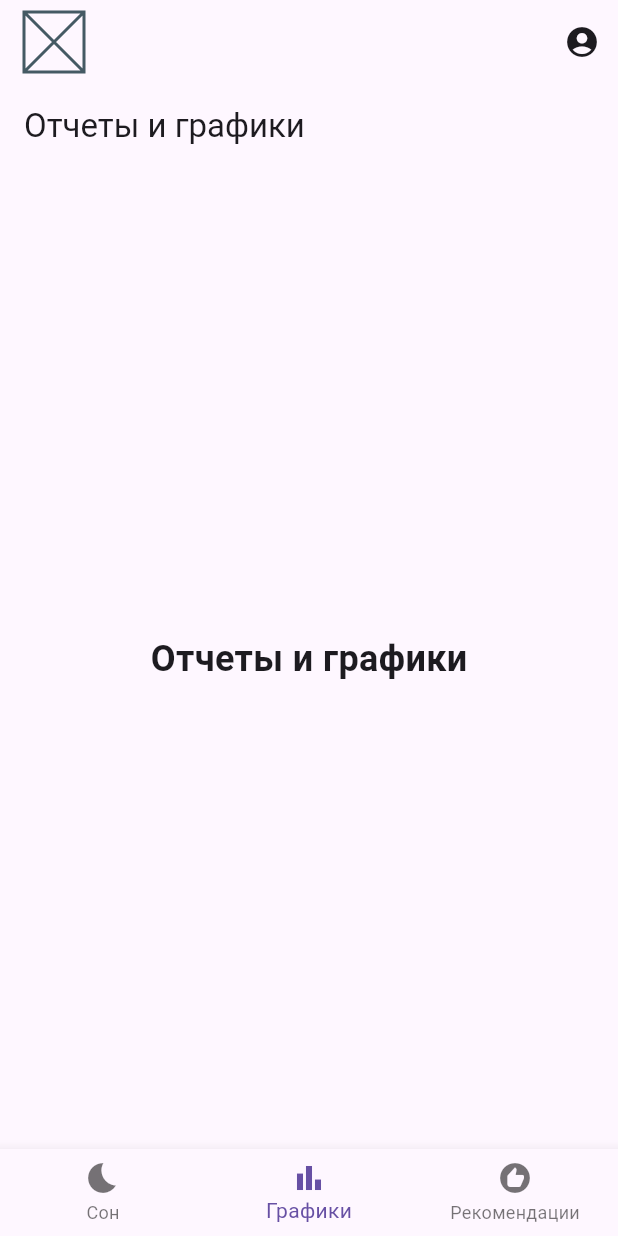
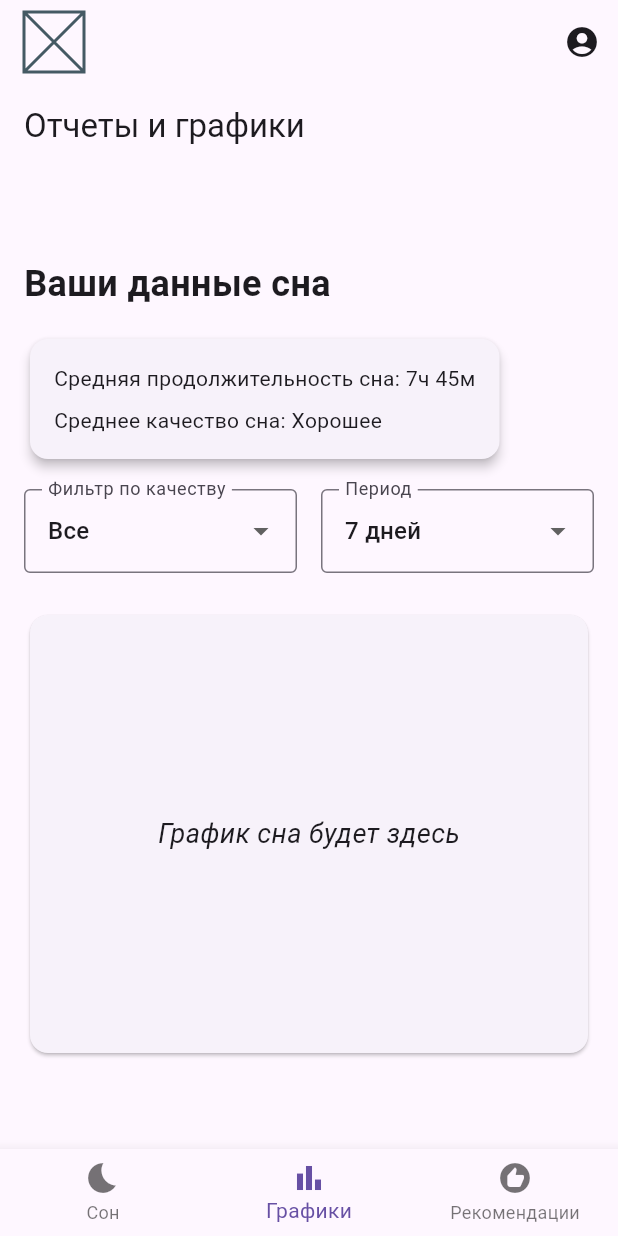
Before and after one commit to DaniilTooZir/SleepTracking_Flutter, a Flutter app: the ReportChartScreen screen opened by its route, on a phone screen of 412 x 824 dp. Run offline on Flutter 3.47's test engine with Material 3 defaults, Android fonts, the phone set to English and light mode, and no system bars; our stand-ins replace fl_chart, flutter_dotenv, go_router, supabase_flutter; accounts and stored records are empty.

Commit message:
Добавил интерфейс экрану графиков

```diff
--- a/lib/ui/screens/report_chart_screen.dart
+++ b/lib/ui/screens/report_chart_screen.dart
@@ -1,4 +1,5 @@
 import 'package:flutter/material.dart';
+import 'package:fl_chart/fl_chart.dart';
 
 class ReportChartScreen extends StatefulWidget {
   const ReportChartScreen({super.key});
@@ -10,13 +11,135 @@ class ReportChartScreen extends StatefulWidget {
 class _ReportChartScreenState extends State<ReportChartScreen> {
   @override
   Widget build(BuildContext context) {
+    final isWide = MediaQuery.of(context).size.width > 600;
+
     return Scaffold(
       appBar: AppBar(title: const Text('Отчеты и графики')),
-      body: const Center(
-        child: Text(
-          'Отчеты и графики',
-          style: TextStyle(fontSize: 24, fontWeight: FontWeight.bold),
-        ),
+      body: LayoutBuilder(
+        builder: (context, constraints) {
+          return Center(
+            child: SingleChildScrollView(
+              padding: const EdgeInsets.all(16.0),
+              child: ConstrainedBox(
+                constraints: const BoxConstraints(maxWidth: 800),
+                child: Column(
+                  crossAxisAlignment: CrossAxisAlignment.start,
+                  children: [
+                    const Text(
+                      'Ваши данные сна',
+                      style: TextStyle(
+                        fontSize: 24,
+                        fontWeight: FontWeight.bold,
+                      ),
+                    ),
+                    const SizedBox(height: 16),
+
+                    Card(
+                      elevation: 3,
+                      shape: RoundedRectangleBorder(
+                        borderRadius: BorderRadius.circular(12),
+                      ),
+                      child: Padding(
+                        padding: const EdgeInsets.all(16.0),
+                        child: Column(
+                          crossAxisAlignment: CrossAxisAlignment.start,
+                          children: const [
+                            Text('Средняя продолжительность сна: 7ч 45м'),
+                            SizedBox(height: 8),
+                            Text('Среднее качество сна: Хорошее'),
+                          ],
+                        ),
+                      ),
+                    ),
+                    const SizedBox(height: 16),
+
+                    Row(
+                      children: [
+                        Expanded(
+                          child: DropdownButtonFormField<String>(
+                            value: 'Все',
+                            decoration: const InputDecoration(
+                              labelText: 'Фильтр по качеству',
+                              border: OutlineInputBorder(),
+                            ),
+                            items:
+                                ['Все', 'Плохое', 'Среднее', 'Хорошее']
+                                    .map(
+                                      (value) => DropdownMenuItem(
+                                        value: value,
+                                        child: Text(value),
+                                      ),
+                                    )
+                                    .toList(),
+                            onChanged: (_) {},
+                          ),
+                        ),
+                        const SizedBox(width: 16),
+                        Expanded(
+                          child: DropdownButtonFormField<String>(
+                            value: '7 дней',
+                            decoration: const InputDecoration(
+                              labelText: 'Период',
+                              border: OutlineInputBorder(),
+                            ),
+                            items:
+                                ['7 дней', '30 дней', 'Все время']
+                                    .map(
+                                      (value) => DropdownMenuItem(
+                                        value: value,
+                                        child: Text(value),
+                                      ),
+                                    )
+                                    .toList(),
+                            onChanged: (_) {},
+                          ),
+                        ),
+                      ],
+                    ),
+                    const SizedBox(height: 24),
+                    isWide
+                        ? SizedBox(
+                          width: 600,
+                          height: 300,
+                          child: Card(
+                            shape: RoundedRectangleBorder(
+                              borderRadius: BorderRadius.circular(12),
+                            ),
+                            child: const Center(
+                              child: Text(
+                                'График сна будет здесь',
+                                style: TextStyle(
+                                  fontSize: 18,
+                                  fontStyle: FontStyle.italic,
+                                ),
+                              ),
+                            ),
+                          ),
+                        )
+                        : SizedBox(
+                          width: double.infinity,
+                          height: 300,
+                          child: Card(
+                            shape: RoundedRectangleBorder(
+                              borderRadius: BorderRadius.circular(12),
+                            ),
+                            child: const Center(
+                              child: Text(
+                                'График сна будет здесь',
+                                style: TextStyle(
+                                  fontSize: 18,
+                                  fontStyle: FontStyle.italic,
+                                ),
+                              ),
+                            ),
+                          ),
+                        ),
+                  ],
+                ),
+              ),
+            ),
+          );
+        },
       ),
     );
   }
--- a/pubspec.yaml
+++ b/pubspec.yaml
@@ -38,6 +38,9 @@ dependencies:
 
   #Navigation
   go_router: ^15.1.0
+
+  #Chart
+  fl_chart: ^0.71.0
 
   #Defense
   flutter_dotenv: ^5.2.1
```
Also changed, not shown: pubspec.lock.
